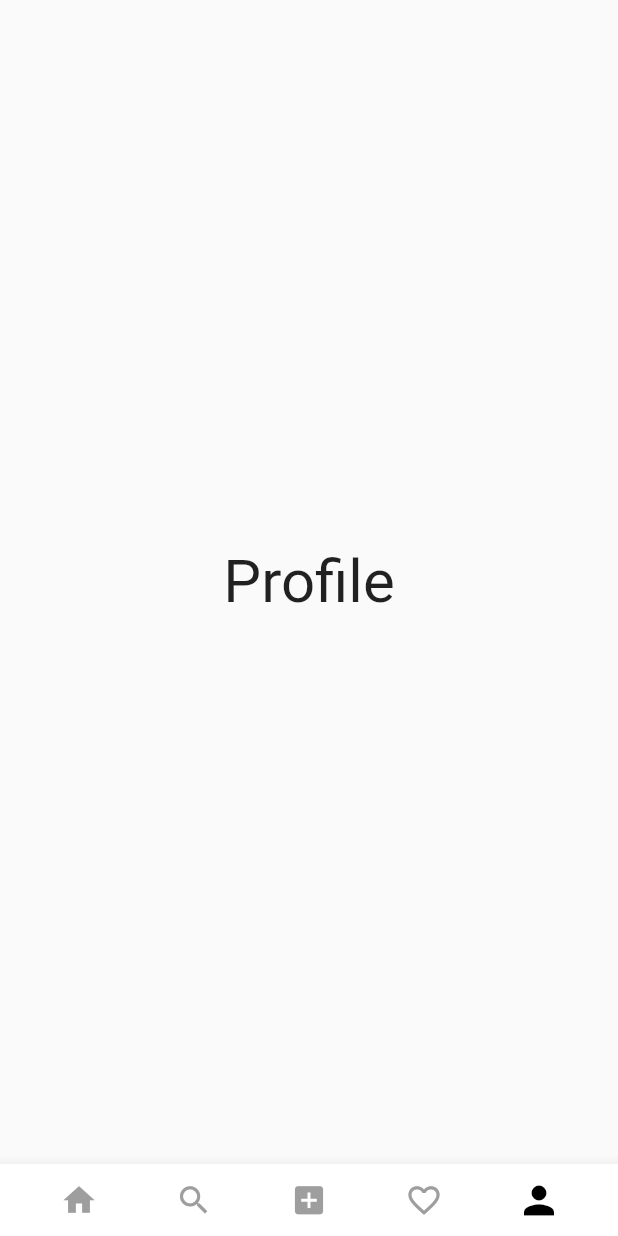
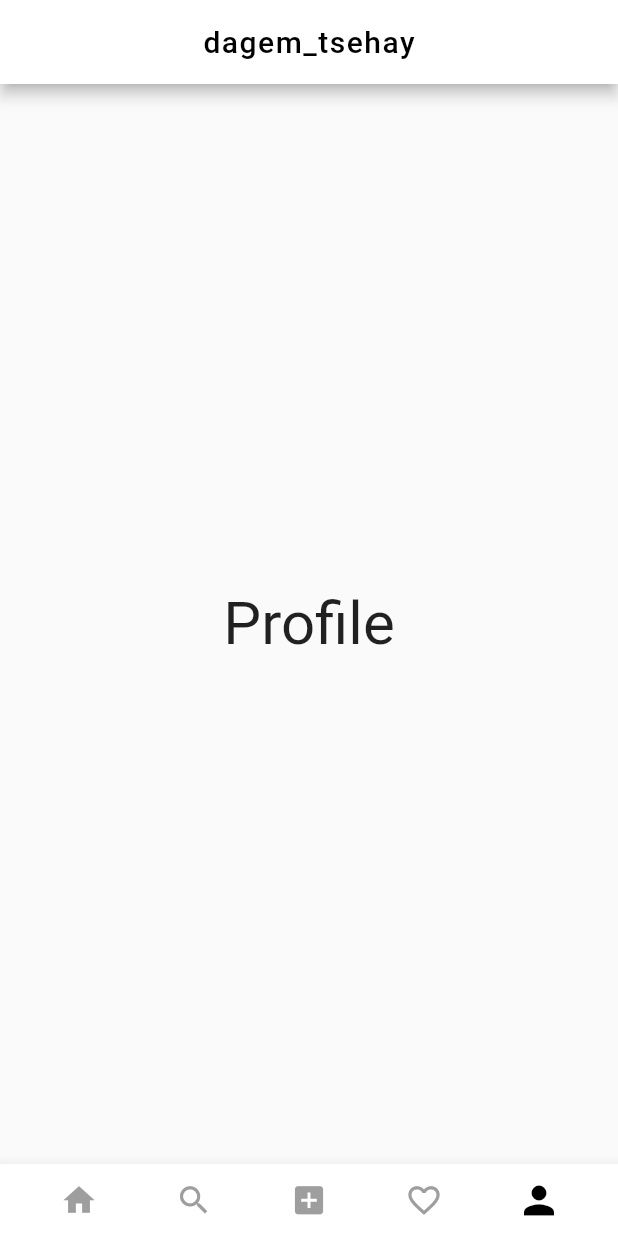
Before and after one commit to dagemtsehay1/Instagram-UI-Clone, a Flutter app: the screen it shows after launch, item 5 of the bottom bar chosen, on a phone screen of 412 x 824 dp. Run offline on Flutter 3.47's test engine with Material 2 defaults, Android fonts, the phone set to English and light mode, and no system bars.

Commit message:
adding appbar to profile screen

```diff
--- a/lib/view/ProfilePage.dart
+++ b/lib/view/ProfilePage.dart
@@ -4,6 +4,16 @@ class ProfilePage extends StatelessWidget {
   @override
   Widget build(BuildContext context) {
     return Scaffold(
+      appBar: AppBar(
+        title: Text(
+          "dagem_tsehay",
+          style: TextStyle(
+            color: Colors.black,
+            letterSpacing: 1,
+          ),
+        ),
+        centerTitle: true,
+      ),
       body: Center(
         child: Text(
           "Profile",
```
